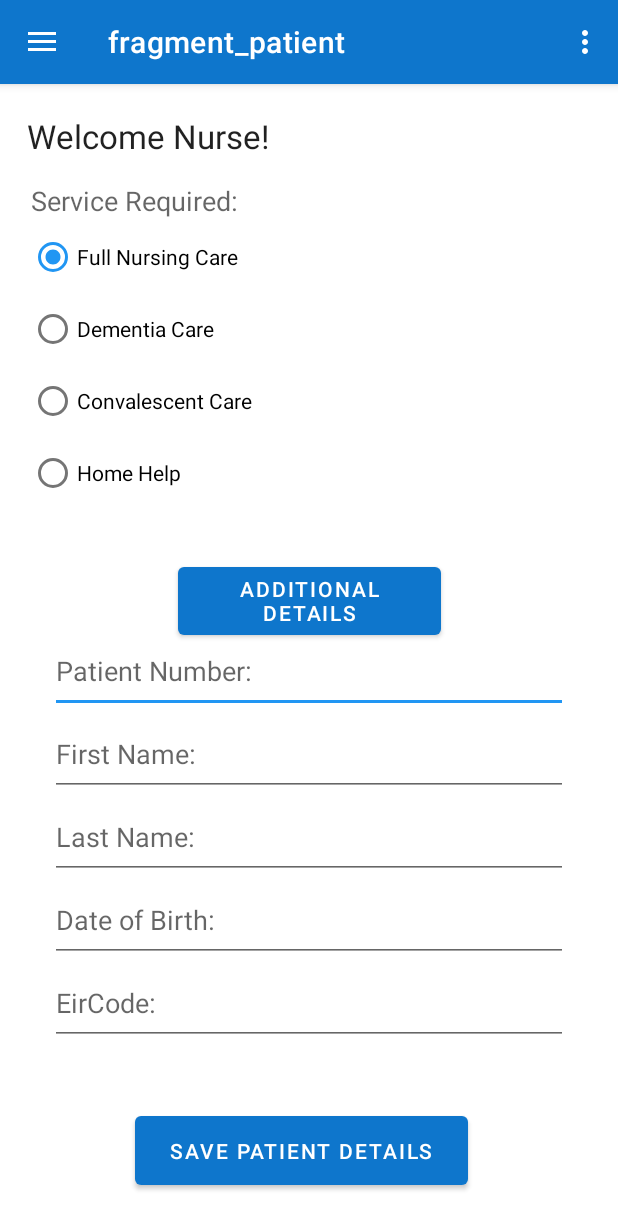
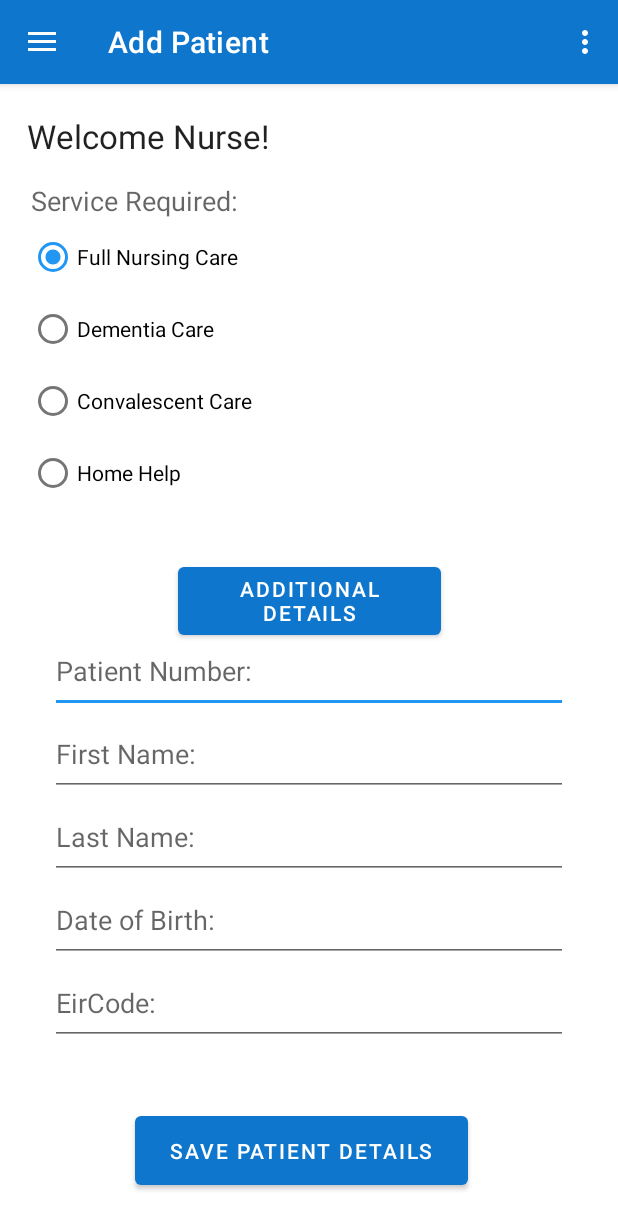
Before and after one commit to emanlapaz/communihealthV2, an Android app: the screen it shows after launch (Home), on a phone screen of 412 x 824 dp. Shown: the top 1229 px of the screen. Run offline under Robolectric (Android 15) with nearby library versions, the light colour scheme and no system bars; our stand-ins replace Timber, navigation-ui.

Commit message:
minor edits

```diff
--- a/app/src/main/java/com/mobile/communihealthv2/activities/Home.kt
+++ b/app/src/main/java/com/mobile/communihealthv2/activities/Home.kt
@@ -5,7 +5,10 @@ import android.os.Bundle
 import androidx.appcompat.widget.Toolbar
 import androidx.drawerlayout.widget.DrawerLayout
 import androidx.navigation.findNavController
+import androidx.navigation.ui.AppBarConfiguration
 import androidx.navigation.ui.NavigationUI
+import androidx.navigation.ui.navigateUp
+import androidx.navigation.ui.setupActionBarWithNavController
 import androidx.navigation.ui.setupWithNavController
 import com.mobile.communihealthv2.R
 import com.mobile.communihealthv2.databinding.HomeBinding
@@ -14,6 +17,7 @@ class Home : AppCompatActivity() {
 
     private lateinit var drawerLayout: DrawerLayout
     private lateinit var homeBinding : HomeBinding
+    private lateinit var appBarConfiguration: AppBarConfiguration
     override fun onCreate(savedInstanceState: Bundle?) {
         super.onCreate(savedInstanceState)
 
@@ -24,13 +28,17 @@ class Home : AppCompatActivity() {
         setSupportActionBar(toolbar)
 
         val navController = findNavController(R.id.nav_host_fragment)
-        NavigationUI.setupActionBarWithNavController(this, navController, drawerLayout)
+
+        appBarConfiguration = AppBarConfiguration(setOf(
+            R.id.patientFragment, R.id.patientListFragment, R.id.aboutscreenFragment), drawerLayout)
+        setupActionBarWithNavController(navController, appBarConfiguration)
+
         val navView = homeBinding.navView
         navView.setupWithNavController(navController)
     }
 
     override fun onSupportNavigateUp(): Boolean {
         val navController = findNavController(R.id.nav_host_fragment)
-        return NavigationUI.navigateUp(navController, drawerLayout)
+        return navController.navigateUp(appBarConfiguration) || super.onSupportNavigateUp()
     }
 }
--- a/app/src/main/java/com/mobile/communihealthv2/fragments/PatientFragment.kt
+++ b/app/src/main/java/com/mobile/communihealthv2/fragments/PatientFragment.kt
@@ -33,7 +33,6 @@ class PatientFragment : Fragment() {
         activity?.title = getString(R.string.action_addpatient)
 
         setButtonListener(fragBinding)
-
         return root
     }
 
--- a/app/src/main/java/com/mobile/communihealthv2/fragments/PatientListFragment.kt
+++ b/app/src/main/java/com/mobile/communihealthv2/fragments/PatientListFragment.kt
@@ -32,7 +32,7 @@ class PatientListFragment : Fragment() {
     ): View? {
         _fragBinding = FragmentPatientListBinding.inflate(inflater, container, false)
         val root = fragBinding.root
-        activity?.title = getString(R.string.action_patientlist)
+        activity?.title = getString(R.string.patientlistTitle)
 
         fragBinding.recyclerView.setLayoutManager(LinearLayoutManager(activity))
         fragBinding.recyclerView.adapter = PatientAdapter(app.patientsStore.findAll())
--- a/app/src/main/res/menu/nav_drawer_menu.xml
+++ b/app/src/main/res/menu/nav_drawer_menu.xml
@@ -12,6 +12,10 @@
             android:id="@+id/patientListFragment"
             android:icon="@drawable/ic_menu_patientlist"
             android:title="@string/action_patientlist" />
+        <item
+            android:id="@+id/aboutscreenFragment"
+            android:icon="@drawable/ic_menu_aboutscreen"
+            android:title="@string/action_about" />
     </group>
 
     <item android:title="@string/group_communicate">
--- a/app/src/main/res/navigation/main_nav.xml
+++ b/app/src/main/res/navigation/main_nav.xml
@@ -8,7 +8,7 @@
     <fragment
         android:id="@+id/patientFragment"
         android:name="com.mobile.communihealthv2.fragments.PatientFragment"
-        android:label="fragment_patient"
+        android:label="@string/action_addpatient"
         tools:layout="@layout/fragment_patient" >
         <action
             android:id="@+id/action_patientFragment_to_patientListFragment"
@@ -16,10 +16,11 @@
             app:enterAnim="@anim/nav_default_enter_anim"
             app:exitAnim="@anim/nav_default_exit_anim" />
     </fragment>
+
     <fragment
         android:id="@+id/patientListFragment"
         android:name="com.mobile.communihealthv2.fragments.PatientListFragment"
-        android:label="fragment_patient_list"
+        android:label="@string/action_patientlist"
         tools:layout="@layout/fragment_patient_list" >
         <action
             android:id="@+id/action_patientListFragment_to_patientFragment"
@@ -27,4 +28,10 @@
             app:enterAnim="@anim/nav_default_enter_anim"
             app:exitAnim="@anim/nav_default_exit_anim" />
     </fragment>
+
+    <fragment
+        android:id="@+id/aboutscreenFragment"
+        android:name="com.mobile.communihealthv2.fragments.AboutScreenFragment"
+        android:label="@string/action_about"
+        tools:layout="@layout/fragment_aboutscreen" />
 </navigation>
--- a/app/src/main/res/values/strings.xml
+++ b/app/src/main/res/values/strings.xml
@@ -33,4 +33,7 @@
     <string name="nav_header_title">CommuniHealth V2.0</string>
     <string name="nav_header_subtitle">nurse@android.com</string>
     <string name="nav_header_desc">Navigation header</string>
+    <string name="action_about">About CommuniHealth</string>
+    <string name="aboutscreen_title">CommuniHealth Mobile App Version 2</string>
+    <string name="aboutscreen_message">CommuniHealth \n\n Mobile App Version 2 \n\n... \n\nintro</string>
 </resources>
```
Also changed, not shown: app/src/main/java/com/mobile/communihealthv2/fragments/AboutScreenFragment.kt (added, +40 -0 lines), app/src/main/res/layout/fragment_aboutscreen.xml (added, +38 -0 lines).
